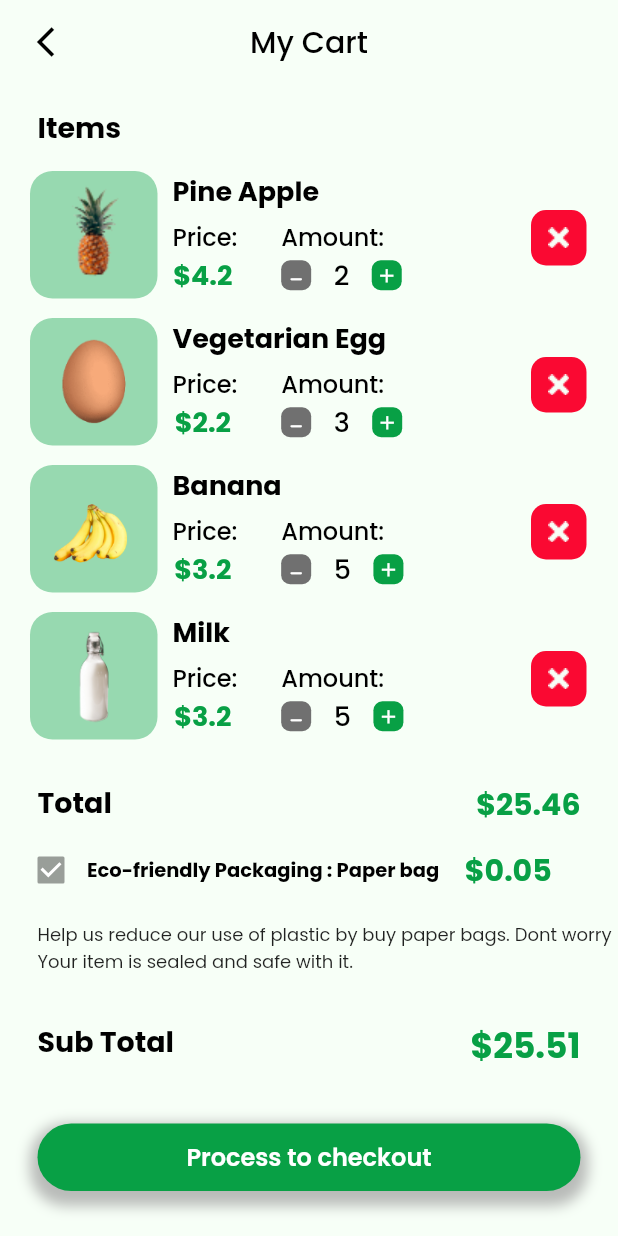
After one commit to AminullahTajMuhammad/grocery_app_ui_flutter, a Flutter app: the AddToCartPage screen opened directly, on a phone screen of 412 x 824 dp. The commit adds this screen. Run offline on Flutter 3.47's test engine with Material 2 defaults, Android fonts, the phone set to English and light mode, and no system bars; our stand-ins replace bottom_navy_bar, flutter_svg, google_fonts; missing offline and left inert: dart:ffi.

Commit message:
Complete Grocery App UI.

```diff
--- /dev/null
+++ b/lib/add_to_cart_page.dart
@@ -0,0 +1,391 @@
+import 'package:flutter/material.dart';
+import 'package:flutter_svg/svg.dart';
+import 'package:google_fonts/google_fonts.dart';
+import 'package:grocery_app/contants.dart';
+
+class AddToCartPage extends StatefulWidget {
+  @override
+  _AddToCartPageState createState() => _AddToCartPageState();
+}
+
+class _AddToCartPageState extends State<AddToCartPage> {
+  @override
+  Widget build(BuildContext context) {
+    return Scaffold(
+      backgroundColor: Constants.SURFACE_COLOR,
+      appBar: AppBar(
+        backgroundColor: Constants.SURFACE_COLOR,
+        elevation: 0,
+        centerTitle: true,
+        leading: Container(
+          margin: EdgeInsets.only(left: 17),
+          child: GestureDetector(
+            onTap: () {
+              Navigator.pop(context);
+            },
+            child: Icon(
+              Icons.arrow_back_ios,
+              color: Colors.black,
+            ),
+          ),
+        ),
+        title: Text(
+          'My Cart',
+          style: TextStyle(
+              color: Colors.black,
+              fontFamily: GoogleFonts.poppins().fontFamily
+          ),
+        ),
+      ),
+      body: SafeArea(
+        child: SingleChildScrollView(
+          child: initWidget(),
+        )
+      )
+    );
+  }
+
+  Widget initWidget() {
+    return Column(
+      crossAxisAlignment: CrossAxisAlignment.start,
+      mainAxisAlignment: MainAxisAlignment.start,
+      children: [
+        Container(
+          margin: EdgeInsets.only(top: 15, left: 25),
+          child: Text(
+            "Items",
+            style: TextStyle(
+                fontSize: 19,
+                fontFamily: GoogleFonts.poppins().fontFamily,
+                fontWeight: FontWeight.bold,
+                color: Colors.black
+            ),
+          ),
+        ),
+        Container(
+          margin: EdgeInsets.only(top: 15, left: 20, right: 20),
+          child: ListView(
+            physics: const NeverScrollableScrollPhysics(),
+            shrinkWrap: true,
+            children: [
+              cartListTile("assets/pine_apple.png", "Pine Apple", "\$4.2", "2"),
+              cartListTile("assets/egg_4.png", "Vegetarian Egg", "\$2.2", "3"),
+              cartListTile("assets/banana.png", "Banana", "\$3.2", "5"),
+              cartListTile("assets/milk.png", "Milk", "\$3.2", "5"),
+            ],
+          ),
+        ),
+        Container(
+          margin: EdgeInsets.only(top: 15),
+          child: Row(
+            mainAxisAlignment: MainAxisAlignment.spaceBetween,
+            crossAxisAlignment: CrossAxisAlignment.start,
+            children: [
+              Container(
+                margin: EdgeInsets.only(left: 25),
+                child: Text(
+                  "Total",
+                  style: TextStyle(
+                      fontSize: 19,
+                      fontFamily: GoogleFonts.poppins().fontFamily,
+                      fontWeight: FontWeight.bold,
+                      color: Colors.black
+                  ),
+                ),
+              ),
+              Container(
+                margin: EdgeInsets.only(right: 25),
+                child: Text(
+                  "\$25.46",
+                  style: TextStyle(
+                    fontSize: 20,
+                    fontFamily: GoogleFonts.poppins().fontFamily,
+                    fontWeight: FontWeight.bold,
+                    color: Constants.PRIMARY_COLOR,
+                  ),
+                ),
+              ),
+            ],
+          ),
+        ),
+        Container(
+          margin: EdgeInsets.only(top: 5),
+          child: Row(
+            mainAxisAlignment: MainAxisAlignment.start,
+            children: [
+              Container(
+                margin: EdgeInsets.only(left: 10),
+                child: Checkbox(
+                  value: true, onChanged: null,
+                  activeColor: Constants.PRIMARY_COLOR,
+                ),
+              ),
+              Container(
+                child: Text(
+                  "Eco-friendly Packaging : Paper bag",
+                  style: TextStyle(
+                    fontSize: 13,
+                    fontFamily: GoogleFonts.poppins().fontFamily,
+                    fontWeight: FontWeight.bold,
+                    color: Colors.black,
+                  ),
+                ),
+              ),
+              Container(
+                margin: EdgeInsets.only(left: 17),
+                child: Text(
+                  "\$0.05",
+                  style: TextStyle(
+                    fontSize: 20,
+                    fontFamily: GoogleFonts.poppins().fontFamily,
+                    fontWeight: FontWeight.bold,
+                    color: Constants.PRIMARY_COLOR,
+                  ),
+                ),
+              ),
+            ]
+          ),
+        ),
+        Container(
+          margin: EdgeInsets.only(left: 25, top: 10),
+          child: Text(
+            "Help us reduce our use of plastic by buy paper bags. Dont worry Your item is sealed and safe with it.",
+            style: TextStyle(
+              fontSize: 12,
+              fontFamily: GoogleFonts.poppins().fontFamily,
+            ),
+          ),
+        ),
+        Container(
+          margin: EdgeInsets.only(top: 30),
+          child: Row(
+            mainAxisAlignment: MainAxisAlignment.spaceBetween,
+            crossAxisAlignment: CrossAxisAlignment.start,
+            children: [
+              Container(
+                margin: EdgeInsets.only(left: 25),
+                child: Text(
+                  "Sub Total",
+                  style: TextStyle(
+                      fontSize: 19,
+                      fontFamily: GoogleFonts.poppins().fontFamily,
+                      fontWeight: FontWeight.bold,
+                      color: Colors.black
+                  ),
+                ),
+              ),
+              Container(
+                margin: EdgeInsets.only(right: 25),
+                child: Text(
+                  "\$25.51",
+                  style: TextStyle(
+                    fontSize: 23,
+                    fontFamily: GoogleFonts.poppins().fontFamily,
+                    fontWeight: FontWeight.bold,
+                    color: Constants.PRIMARY_COLOR,
+                  ),
+                ),
+              ),
+            ],
+          ),
+        ),
+        Container(
+          margin: EdgeInsets.only(top: 35, left: 25, right: 25),
+          height: 45,
+          alignment: Alignment.center,
+          decoration: BoxDecoration(
+            color: Color(0xff08a045),
+            borderRadius: BorderRadius.circular(24),
+            boxShadow: [
+              BoxShadow(
+                color: Colors.grey.withOpacity(0.7),
+                spreadRadius: 5,
+                blurRadius: 7,
+                offset: Offset(0, 5), // changes position of shadow
+              ),
+            ],
+          ),
+          child: Text(
+            "Process to checkout",
+            style: TextStyle(
+              fontSize: 16,
+              fontFamily: GoogleFonts.poppins().fontFamily,
+              fontWeight: FontWeight.w600,
+              color: Colors.white,
+            ),
+          ),
+        ),
+      ],
+    );
+  }
+
+  Widget cartListTile(String img, String title, String price, String amount) {
+    return Container(
+      margin: EdgeInsets.only(bottom: 13),
+      child: Stack(
+        children: [
+          Row(
+            crossAxisAlignment: CrossAxisAlignment.start,
+            mainAxisAlignment: MainAxisAlignment.start,
+            children: [
+              Container(
+                width: 85,
+                height: 85,
+                padding: EdgeInsets.all(5),
+                alignment: Alignment.center,
+                decoration: BoxDecoration(
+                  borderRadius: BorderRadius.all(Radius.circular(15)),
+                  color: Color(0xff08A045).withOpacity(0.4),
+                ),
+                child: Image.asset(img),
+              ),
+              Column(
+                mainAxisAlignment: MainAxisAlignment.start,
+                crossAxisAlignment: CrossAxisAlignment.start,
+                children: [
+                  Container(
+                    margin: EdgeInsets.only(left: 10),
+                    child: Text(
+                      title,
+                      style: TextStyle(
+                          fontSize: 18,
+                          fontFamily: GoogleFonts.poppins().fontFamily,
+                          fontWeight: FontWeight.bold,
+                          color: Colors.black
+                      ),
+                    ),
+                  ),
+                  Container(
+                    margin: EdgeInsets.only(top: 5),
+                    child: Row(
+                      mainAxisAlignment: MainAxisAlignment.spaceBetween,
+                      crossAxisAlignment: CrossAxisAlignment.start,
+                      children: [
+                        Container(
+                          margin: EdgeInsets.only(left: 10),
+                          child: Column(
+                            children: [
+                              Text(
+                                "Price: ",
+                                style: TextStyle(
+                                    fontSize: 16,
+                                    fontFamily: GoogleFonts.poppins().fontFamily,
+                                    fontWeight: FontWeight.w500,
+                                    color: Colors.black
+                                ),
+                              ),
+                              Container(
+                                margin: EdgeInsets.only(right: 7),
+                                child: Text(
+                                  price,
+                                  style: TextStyle(
+                                      fontSize: 18,
+                                      fontFamily: GoogleFonts.poppins().fontFamily,
+                                      fontWeight: FontWeight.bold,
+                                      color: Constants.PRIMARY_COLOR
+                                  ),
+                                ),
+                              ),
+                            ],
+                          ),
+                        ),
+                        Container(
+                          margin: EdgeInsets.only(left: 25),
+                          child: Column(
+                            mainAxisAlignment: MainAxisAlignment.start,
+                            crossAxisAlignment: CrossAxisAlignment.start,
+                            children: [
+                              Text(
+                                "Amount: ",
+                                style: TextStyle(
+                                    fontSize: 16,
+                                    fontFamily: GoogleFonts.poppins().fontFamily,
+                                    fontWeight: FontWeight.w500,
+                                    color: Colors.black
+                                ),
+                              ),
+                              Container(
+                                child: Row(
+                                  mainAxisAlignment: MainAxisAlignment.spaceAround,
+                                  crossAxisAlignment: CrossAxisAlignment.center,
+                                  children: [
+                                    Container(
+                                      width: 20,
+                                      height: 20,
+                                      alignment: Alignment.center,
+                                      decoration: BoxDecoration(
+                                          borderRadius: BorderRadius.all(Radius.circular(6)),
+                                          color: Color(0xff707070)
+                                      ),
+                                      child: Container(
+                                        margin: EdgeInsets.only(bottom: 8),
+                                        child: Icon(
+                                          Icons.minimize_rounded,
+                                          color: Colors.white,
+                                          size: 15,
+                                        ),
+                                      ),
+                                    ),
+                                    Container(
+                                      margin: EdgeInsets.only(left: 15, right: 15),
+                                      child: Text(
+                                        amount,
+                                        style: TextStyle(
+                                          fontSize: 18,
+                                          fontFamily: GoogleFonts.poppins().fontFamily,
+                                          fontWeight: FontWeight.w500,
+                                          color: Colors.black,
+                                        ),
+                                      ),
+                                    ),
+                                    Container(
+                                      width: 20,
+                                      height: 20,
+                                      decoration: BoxDecoration(
+                                        borderRadius: BorderRadius.all(Radius.circular(6)),
+                                        color: Color(0xff08A045),
+                                      ),
+                                      child: Align(
+                                        alignment: Alignment.center,
+                                        child: Icon(
+                                          Icons.add,
+                                          color: Colors.white,
+                                          size: 15,
+                                        ),
+                                      ),
+                                    ),
+                                  ],
+                                ),
+                              ),
+                            ],
+                          ),
+                        ),
+                      ],
+                    ),
+                  )
+                ],
+              )
+            ],
+          ),
+          Positioned(
+            right: 1,
+            bottom: 22,
+            child: Container(
+              width: 37,
+              height: 37,
+              decoration: BoxDecoration(
+                borderRadius: BorderRadius.circular(10),
+                color: Color(0xffFA0932),
+              ),
+              child: Image.asset(
+                "assets/cancel_img.png",
+                height: 10,
+                width: 10,
+              ),
+            ),
+          )
+        ]
+      ),
+    );
+  }
+}
--- a/lib/item_details_page.dart
+++ b/lib/item_details_page.dart
@@ -1,6 +1,7 @@
 import 'package:flutter/material.dart';
 import 'package:flutter_svg/svg.dart';
 import 'package:google_fonts/google_fonts.dart';
+import 'package:grocery_app/add_to_cart_page.dart';
 import 'contants.dart';
 
 class ItemDetailsScreen extends StatefulWidget {
@@ -58,7 +59,6 @@ class _ItemDetailsScreenState extends State<ItemDetailsScreen> {
       mainAxisAlignment: MainAxisAlignment.start,
       children: [
         Container(
-          margin: EdgeInsets.only(top: 20),
           child: Center(
             child: Image.asset(
               "assets/egg_4.png",
@@ -262,7 +262,13 @@ class _ItemDetailsScreenState extends State<ItemDetailsScreen> {
                       )
                     ],
                   ),
-                  Container(
+                  GestureDetector(
+                    onTap: () {
+                      Navigator.push(context, MaterialPageRoute(
+                        builder: (context) => AddToCartPage()
+                      ));
+                    },
+                    child: Container(
                       width: 125,
                       height: 30,
                       margin: EdgeInsets.only(top: 5),
@@ -271,7 +277,6 @@ class _ItemDetailsScreenState extends State<ItemDetailsScreen> {
                           borderRadius: BorderRadius.all(Radius.circular(20)),
                           color: Constants.PRIMARY_COLOR
                       ),
-                    child: Container(
                       child: Text(
                         "Add to Cart",
                         style: TextStyle(
```
Also changed, not shown: assets/cancel_img.png (added), assets/ic_cancel.svg (added), assets/pine_apple.png (added). Lines whose indentation alone changed are shown as unchanged.
